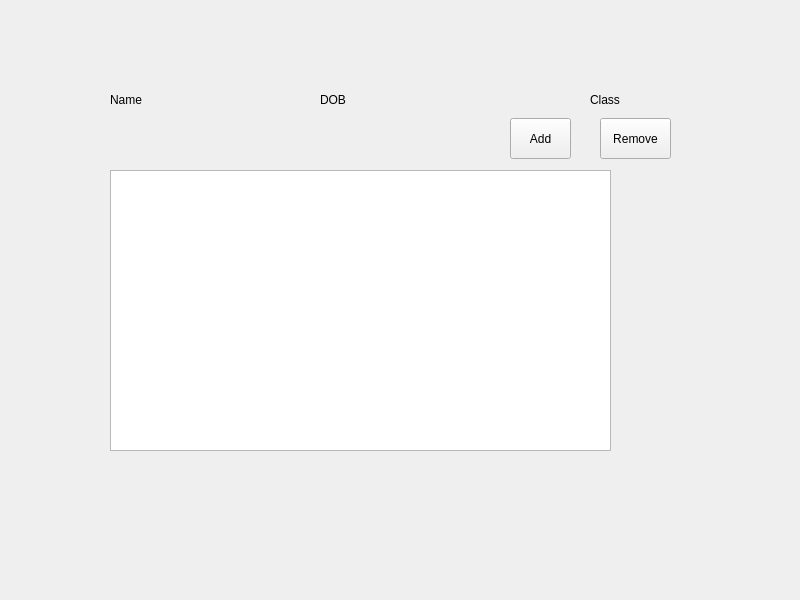
thinhpt00/CppProject, file Qt/QuanLySinhVien/widget.ui: the form before one commit.
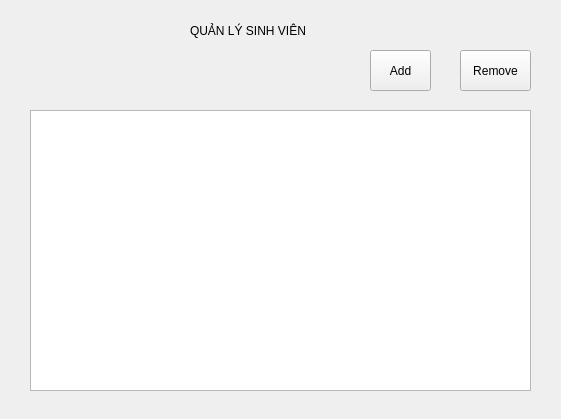
The form after the commit.

Commit message: Update function edit student information

The edit to the form file:
```diff
--- a/Qt/QuanLySinhVien/widget.ui
+++ b/Qt/QuanLySinhVien/widget.ui
@@ -6,8 +6,8 @@
    <rect>
     <x>0</x>
     <y>0</y>
-    <width>800</width>
-    <height>600</height>
+    <width>561</width>
+    <height>419</height>
    </rect>
   </property>
   <property name="windowTitle">
@@ -16,57 +16,18 @@
   <widget class="QListWidget" name="listWidget">
    <property name="geometry">
     <rect>
-     <x>110</x>
-     <y>170</y>
+     <x>30</x>
+     <y>110</y>
      <width>501</width>
      <height>281</height>
     </rect>
    </property>
   </widget>
-  <widget class="QLabel" name="studentName">
-   <property name="geometry">
-    <rect>
-     <x>110</x>
-     <y>90</y>
-     <width>191</width>
-     <height>20</height>
-    </rect>
-   </property>
-   <property name="text">
-    <string>Name</string>
-   </property>
-  </widget>
-  <widget class="QLabel" name="studentDOB">
-   <property name="geometry">
-    <rect>
-     <x>320</x>
-     <y>90</y>
-     <width>251</width>
-     <height>20</height>
-    </rect>
-   </property>
-   <property name="text">
-    <string>DOB</string>
-   </property>
-  </widget>
-  <widget class="QLabel" name="studentClass">
-   <property name="geometry">
-    <rect>
-     <x>590</x>
-     <y>90</y>
-     <width>161</width>
-     <height>20</height>
-    </rect>
-   </property>
-   <property name="text">
-    <string>Class</string>
-   </property>
-  </widget>
   <widget class="QPushButton" name="pushButton">
    <property name="geometry">
     <rect>
-     <x>510</x>
-     <y>118</y>
+     <x>370</x>
+     <y>50</y>
      <width>61</width>
      <height>41</height>
     </rect>
@@ -78,8 +39,8 @@
   <widget class="QPushButton" name="pushButton_2">
    <property name="geometry">
     <rect>
-     <x>600</x>
-     <y>118</y>
+     <x>460</x>
+     <y>50</y>
      <width>71</width>
      <height>41</height>
     </rect>
@@ -88,6 +49,19 @@
     <string>Remove</string>
    </property>
   </widget>
+  <widget class="QLabel" name="label">
+   <property name="geometry">
+    <rect>
+     <x>190</x>
+     <y>10</y>
+     <width>141</width>
+     <height>41</height>
+    </rect>
+   </property>
+   <property name="text">
+    <string>QUẢN LÝ SINH VIÊN</string>
+   </property>
+  </widget>
  </widget>
  <resources/>
  <connections/>
```
The commit also changes 30 other files.
